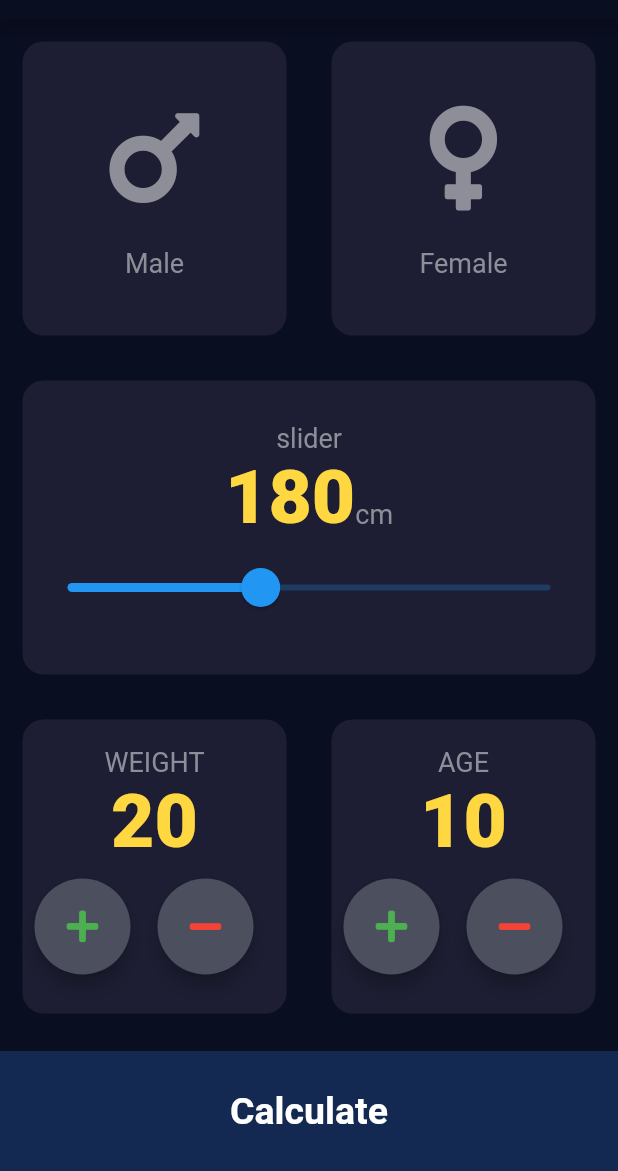
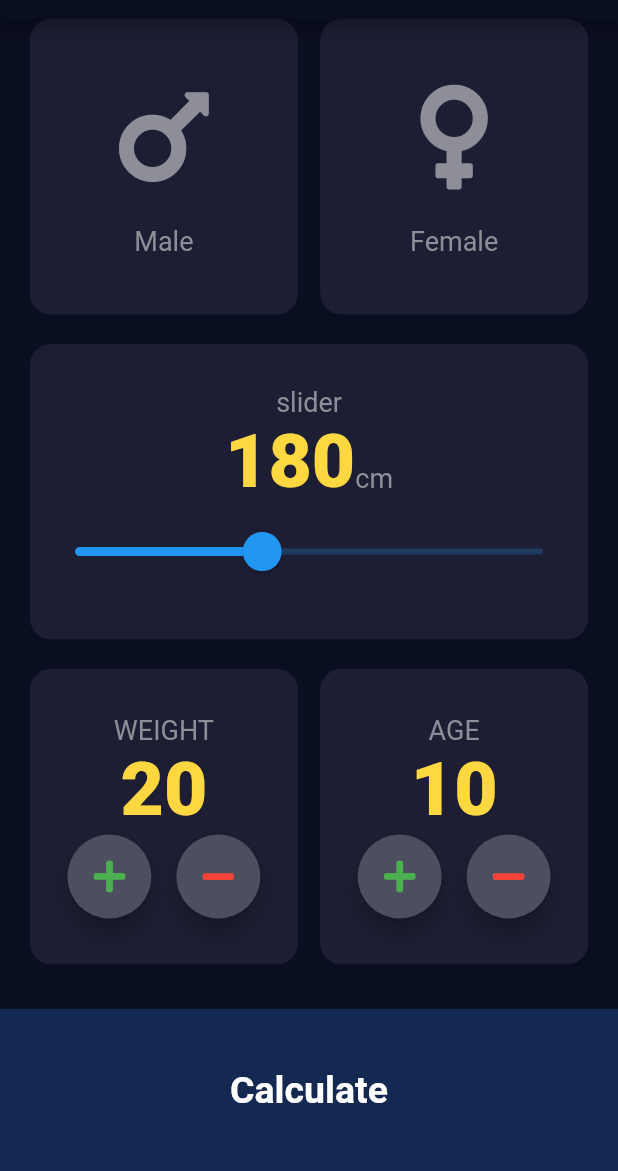
Before and after one commit to avinashsharma080/basic_bmi_flutterapp, a Flutter app: the screen it shows after launch, on a phone screen of 412 x 824 dp, the part 65-1236 px from its top. Run offline on Flutter 3.47's test engine with Material 2 defaults, Android fonts, the phone set to English and light mode, and no system bars; our stand-ins replace font_awesome_flutter.

Commit message:
UI Changes

```diff
--- a/lib/bottom_button.dart
+++ b/lib/bottom_button.dart
@@ -18,7 +18,7 @@ class BottomButton extends StatelessWidget {
             style: klargestyle,
           ),
         ),
-        padding: EdgeInsets.only(bottom: 20.0, top: 20.0),
+        //padding: EdgeInsets.only(bottom: 20.0, top: 20.0),
         color: Color(0xFF142952),
         margin: EdgeInsets.only(top: 10.0),
         width: double.infinity,
--- a/lib/card_content.dart
+++ b/lib/card_content.dart
@@ -4,26 +4,30 @@ import 'constant.dart';
 class CardContent extends StatelessWidget {
   final String text;
   final IconData icon;
+  final bool isSelected;
 
-  CardContent({@required this.text, @required this.icon});
+  CardContent({
+    @required this.text,
+    @required this.icon,
+    @required this.isSelected,
+  });
 
   @override
   Widget build(BuildContext context) {
     return Column(
-      mainAxisAlignment: MainAxisAlignment.center,
       children: <Widget>[
+        Spacer(flex: 2),
         Icon(
           icon,
           size: 80.0,
-          color: Color(0xFF8D8E98),
+          color: isSelected ? Colors.amberAccent : Color(0xFF8D8E98),
         ),
-        SizedBox(
-          height: 20.0,
-        ),
+        Spacer(flex: 1),
         Text(
           text,
           style: ktextStyle,
-        )
+        ),
+        Spacer(flex: 2),
       ],
     );
   }
--- a/lib/main.dart
+++ b/lib/main.dart
@@ -42,10 +42,14 @@ class _InputPageState extends State<InputPage> {
   int startHeight = 180;
   int startWeight = 20;
   int startAge = 10;
+
   Gender selectedGender;
 
   @override
   Widget build(BuildContext context) {
+    int boxFlex = 10;
+    int bottomBarFlex = 6;
+
     return Scaffold(
       appBar: AppBar(
         title: Text('BMI CALCULATOR'),
@@ -54,6 +58,9 @@ class _InputPageState extends State<InputPage> {
         crossAxisAlignment: CrossAxisAlignment.stretch,
         children: <Widget>[
           Expanded(
+            flex: boxFlex,
+            child: Padding(
+              padding: EdgeInsets.symmetric(horizontal: 20.0),
               child: Row(
                 children: <Widget>[
                   Expanded(
@@ -69,9 +76,11 @@ class _InputPageState extends State<InputPage> {
                       cardChild: CardContent(
                         text: "Male",
                         icon: FontAwesomeIcons.mars,
+                        isSelected: selectedGender == Gender.male,
                       ),
                     ),
                   ),
+                  SizedBox(width: 15.0),
                   Expanded(
                     child: ReusableCard(
                       onpress: () {
@@ -85,13 +94,19 @@ class _InputPageState extends State<InputPage> {
                       cardChild: CardContent(
                         text: "Female",
                         icon: FontAwesomeIcons.venus,
+                        isSelected: selectedGender == Gender.female,
                       ),
                     ),
                   ),
                 ],
               ),
             ),
+          ),
+          Spacer(flex: 1),
           Expanded(
+            flex: boxFlex,
+            child: Padding(
+              padding: EdgeInsets.symmetric(horizontal: 20.0),
               child: Row(
                 children: <Widget>[
                   Expanded(
@@ -143,7 +158,12 @@ class _InputPageState extends State<InputPage> {
                 ],
               ),
             ),
+          ),
+          Spacer(flex: 1),
           Expanded(
+            flex: boxFlex,
+            child: Padding(
+              padding: EdgeInsets.symmetric(horizontal: 20.0),
               child: Row(
                 children: <Widget>[
                   Expanded(
@@ -162,9 +182,8 @@ class _InputPageState extends State<InputPage> {
                           ),
                           Row(
                             children: [
-                            Padding(
-                              padding: const EdgeInsets.all(8.0),
-                              child: RoundIconButton(
+                              Spacer(flex: 3),
+                              RoundIconButton(
                                 icon: FontAwesomeIcons.plus,
                                 color: Colors.green,
                                 presssed: () {
@@ -173,13 +192,8 @@ class _InputPageState extends State<InputPage> {
                                   });
                                 },
                               ),
-                            ),
-                            SizedBox(
-                              width: 10.0,
-                            ),
-                            Padding(
-                              padding: const EdgeInsets.only(right: 12.0),
-                              child: RoundIconButton(
+                              Spacer(flex: 2),
+                              RoundIconButton(
                                 icon: FontAwesomeIcons.minus,
                                 color: Colors.red,
                                 presssed: () {
@@ -190,13 +204,14 @@ class _InputPageState extends State<InputPage> {
                                   });
                                 },
                               ),
-                            ),
+                              Spacer(flex: 3),
                             ],
                           )
                         ],
                       ),
                     ),
                   ),
+                  SizedBox(width: 15.0),
                   Expanded(
                       child: ReusableCard(
                     color: kactiveCardColor,
@@ -213,9 +228,8 @@ class _InputPageState extends State<InputPage> {
                         ),
                         Row(
                           children: [
-                          Padding(
-                            padding: const EdgeInsets.all(8.0),
-                            child: RoundIconButton(
+                            Spacer(flex: 3),
+                            RoundIconButton(
                               icon: FontAwesomeIcons.plus,
                               color: Colors.green,
                               presssed: () {
@@ -224,10 +238,7 @@ class _InputPageState extends State<InputPage> {
                                 });
                               },
                             ),
-                          ),
-                          SizedBox(
-                            width: 10.0,
-                          ),
+                            Spacer(flex: 2),
                             RoundIconButton(
                               icon: FontAwesomeIcons.minus,
                               color: Colors.red,
@@ -239,6 +250,7 @@ class _InputPageState extends State<InputPage> {
                                 });
                               },
                             ),
+                            Spacer(flex: 3),
                           ],
                         )
                       ],
@@ -247,7 +259,11 @@ class _InputPageState extends State<InputPage> {
                 ],
               ),
             ),
-          BottomButton(
+          ),
+          Spacer(flex: 1),
+          Expanded(
+            flex: bottomBarFlex,
+            child: BottomButton(
               buttontext: "Calculate",
               tap: () {
                 BmiCalculator calc =
@@ -262,6 +278,7 @@ class _InputPageState extends State<InputPage> {
                             )));
               },
             ),
+          ),
         ],
       ),
     );
--- a/lib/reusable_card.dart
+++ b/lib/reusable_card.dart
@@ -13,7 +13,7 @@ class ReusableCard extends StatelessWidget {
       onTap: onpress,
       child: Container(
         child: cardChild,
-        margin: EdgeInsets.all(15.0),
+        //margin: EdgeInsets.all(15.0),
         decoration: BoxDecoration(
           borderRadius: BorderRadius.circular(
             14.0,
--- a/lib/rounded_button.dart
+++ b/lib/rounded_button.dart
@@ -18,7 +18,7 @@ class RoundIconButton extends StatelessWidget {
       elevation: 5.0,
       shape: CircleBorder(),
       fillColor: Color(0xFF4C4F5E),
-      padding: EdgeInsets.all(20.0),
+      //padding: EdgeInsets.all(20.0),
       constraints: BoxConstraints(minHeight: 56.0, minWidth: 56.0),
     );
   }
```
Lines whose indentation alone changed are shown as unchanged.
